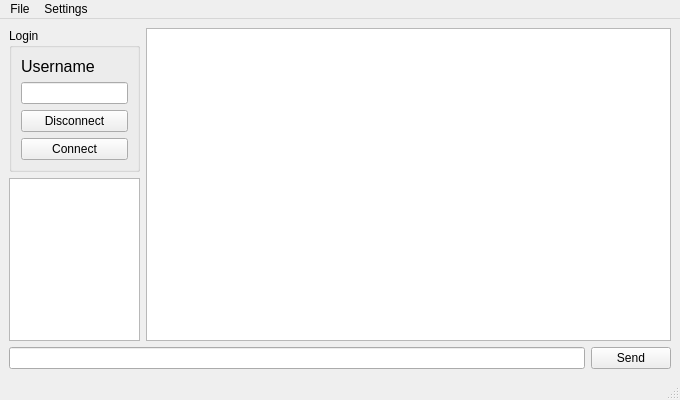
sonerb/python_socket, file form_main.ui: the form before one commit.
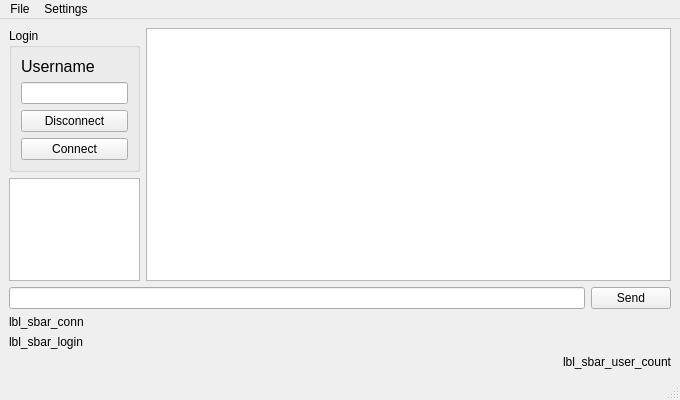
The form after the commit. Icons and pictures are not drawn.

What changed in the file:
```diff
--- a/form_main.ui
+++ b/form_main.ui
@@ -110,6 +110,30 @@
       </item>
      </layout>
     </item>
+    <item>
+     <widget class="QLabel" name="lbl_sbar_conn">
+      <property name="text">
+       <string>lbl_sbar_conn</string>
+      </property>
+     </widget>
+    </item>
+    <item>
+     <widget class="QLabel" name="lbl_sbar_login">
+      <property name="text">
+       <string>lbl_sbar_login</string>
+      </property>
+     </widget>
+    </item>
+    <item>
+     <widget class="QLabel" name="lbl_sbar_user_count">
+      <property name="text">
+       <string>lbl_sbar_user_count</string>
+      </property>
+      <property name="alignment">
+       <set>Qt::AlignRight|Qt::AlignTrailing|Qt::AlignVCenter</set>
+      </property>
+     </widget>
+    </item>
    </layout>
   </widget>
   <widget class="QMenuBar" name="menubar">
```
Left out of the diff: 2 changed lines with no effect on the pictures.
